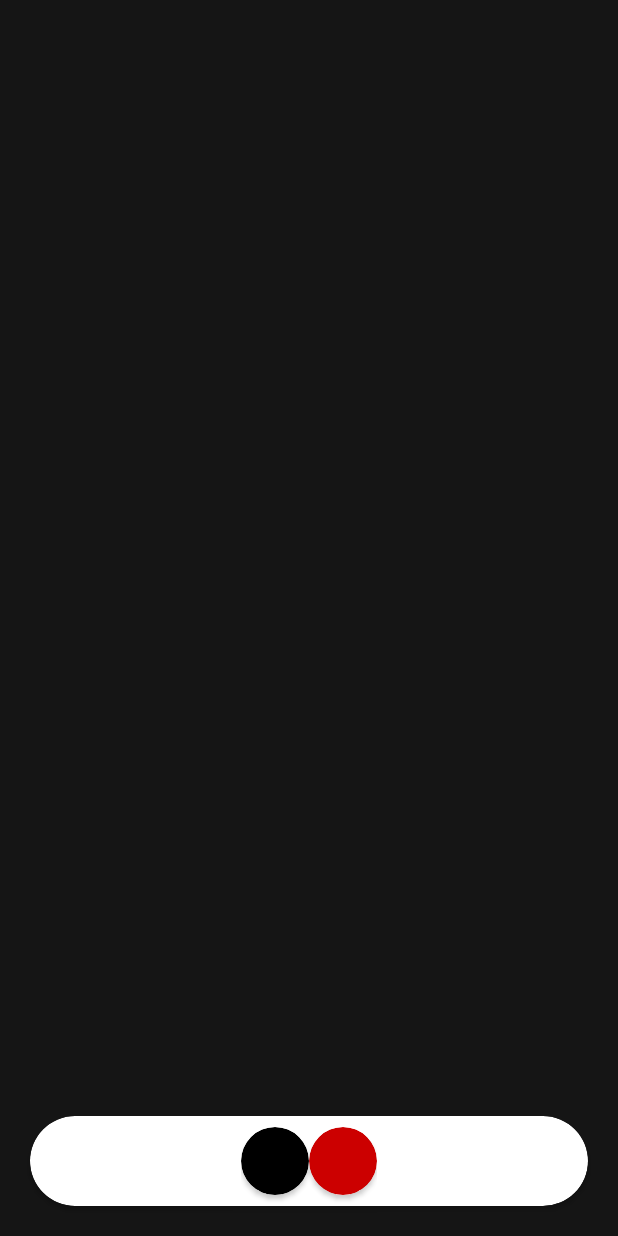
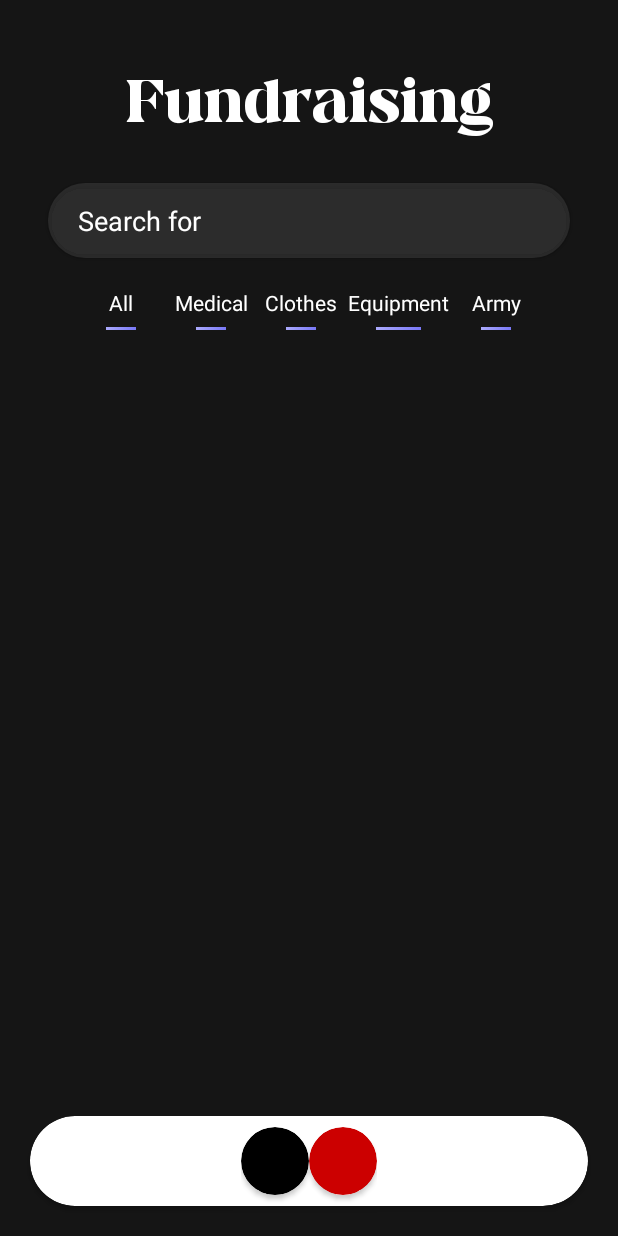
Before and after one commit to UniversityLNU/QuaiceMobile, an Android app: the layout activity_main.xml on its own in the app's theme, with its tools: preview values and no code run, on a phone screen of 412 x 824 dp. Run offline under Robolectric (Android 15) with nearby library versions, the phone set to English and light mode, and no system bars.

```diff
--- a/app/src/main/res/layout/activity_main.xml
+++ b/app/src/main/res/layout/activity_main.xml
@@ -8,7 +8,7 @@
     android:background="@color/background_color">
 
     <RelativeLayout
-        android:visibility="invisible"
+        android:visibility="visible"
         android:id="@+id/foundation_layout"
         android:layout_width="match_parent"
         android:layout_height="match_parent">
@@ -34,7 +34,7 @@
             app:cardBackgroundColor="@android:color/transparent"
             app:cardCornerRadius="25dp">
             <com.google.android.material.textfield.TextInputEditText
-                android:id="@+id/full_name"
+                android:id="@+id/search"
                 android:layout_width="match_parent"
                 android:layout_height="match_parent"
                 android:hint="Search for"
```
Also changed, not shown: app/src/main/java/com/quaice/hackathonapp/MainActivity.java (+25 -3 lines).
